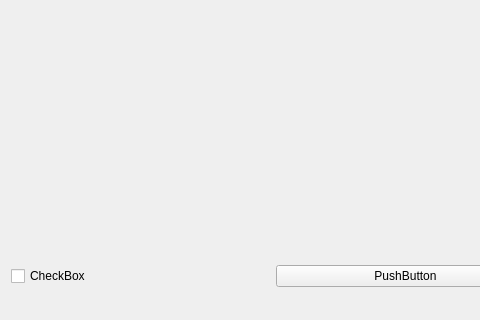
First picture: the form in F2837xS GUI/f2837xsgui.ui, repository hitimr/F283xS_GUI, before the edit; both pictures show x 0 to 480 and y 410 to 730 of the 1076 by 730 pixel window.
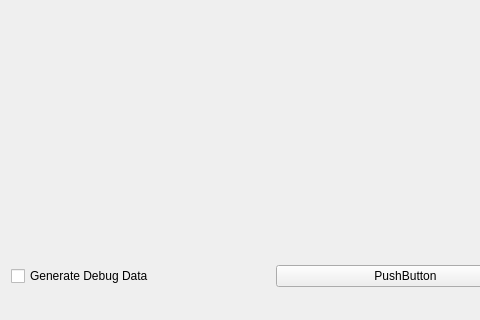
Second picture: the form after the edit.

Commit message: added debug data checkbox

```diff
--- a/F2837xS GUI/f2837xsgui.ui
+++ b/F2837xS GUI/f2837xsgui.ui
@@ -51,7 +51,7 @@
       <item row="2" column="3">
        <widget class="QCheckBox" name="debugDataCheckBox">
         <property name="text">
-         <string>CheckBox</string>
+         <string>Generate Debug Data</string>
         </property>
        </widget>
       </item>
```
The commit also changes 5 other files.
